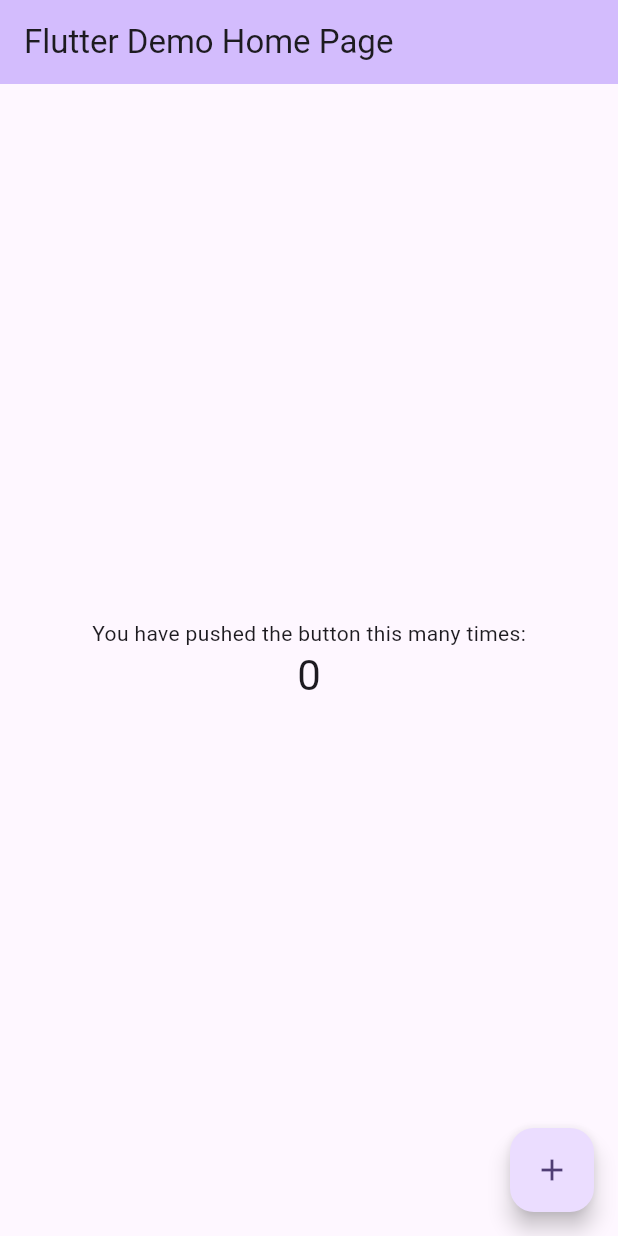
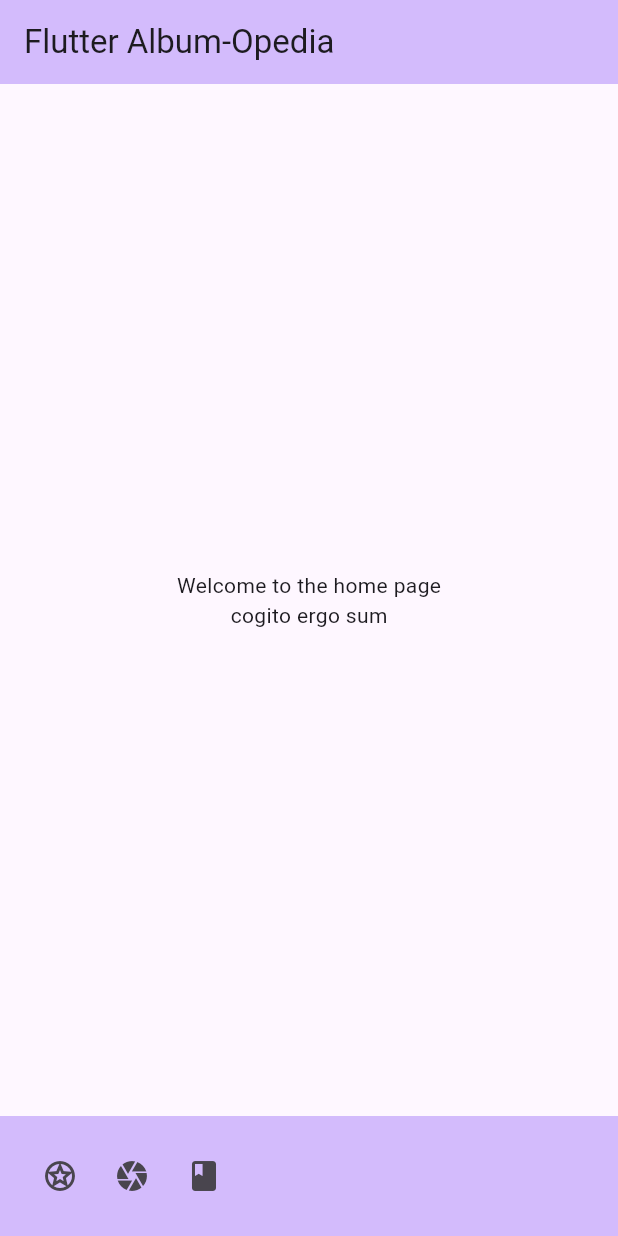
Before and after one commit to maartenwilloque/APFront, a Flutter app: the screen it shows after launch, on a phone screen of 412 x 824 dp. Run offline on Flutter 3.47's test engine with Material 2 defaults, Android fonts, the phone set to English and light mode, and no system bars; our stand-ins replace camera.

Commit message:
skeleton done-ish

```diff
--- /dev/null
+++ b/ap_front/lib/app.dart
@@ -0,0 +1,29 @@
+import 'package:flutter/material.dart';
+import 'package:ap_front/pages/home_page.dart';
+import 'package:ap_front/pages/camera_view.dart';
+import 'package:ap_front/pages/review.dart';
+import '/pages/history.dart';
+
+class MyApp extends StatelessWidget {
+  const MyApp({super.key});
+
+  // This widget is the root of your application.
+  @override
+  Widget build(BuildContext context) {
+    return MaterialApp(
+        title: 'AlbumOpedia',
+        theme: ThemeData(
+          colorScheme: ColorScheme.fromSeed(
+              seedColor: const Color.fromARGB(255, 21, 6, 46)),
+          useMaterial3: true,
+        ),
+        home: const MyHomePage(title: 'Flutter Album-Opedia'),
+        routes: {
+          '/camera': (context) => const CameraPage(),
+          '/review': (context) => ReviewPage(),
+          '/history': (context) => const HistoryPage(
+                title: 'Review History',
+              ),
+        });
+  }
+}
--- a/ap_front/lib/main.dart
+++ b/ap_front/lib/main.dart
@@ -1,125 +1,6 @@
 import 'package:flutter/material.dart';
+import 'package:ap_front/app.dart';
 
 void main() {
   runApp(const MyApp());
 }
-
-class MyApp extends StatelessWidget {
-  const MyApp({super.key});
-
-  // This widget is the root of your application.
-  @override
-  Widget build(BuildContext context) {
-    return MaterialApp(
-      title: 'Flutter Demo',
-      theme: ThemeData(
-        // This is the theme of your application.
-        //
-        // TRY THIS: Try running your application with "flutter run". You'll see
-        // the application has a blue toolbar. Then, without quitting the app,
-        // try changing the seedColor in the colorScheme below to Colors.green
-        // and then invoke "hot reload" (save your changes or press the "hot
-        // reload" button in a Flutter-supported IDE, or press "r" if you used
-        // the command line to start the app).
-        //
-        // Notice that the counter didn't reset back to zero; the application
-        // state is not lost during the reload. To reset the state, use hot
-        // restart instead.
-        //
-        // This works for code too, not just values: Most code changes can be
-        // tested with just a hot reload.
-        colorScheme: ColorScheme.fromSeed(seedColor: Colors.deepPurple),
-        useMaterial3: true,
-      ),
-      home: const MyHomePage(title: 'Flutter Demo Home Page'),
-    );
-  }
-}
-
-class MyHomePage extends StatefulWidget {
-  const MyHomePage({super.key, required this.title});
-
-  // This widget is the home page of your application. It is stateful, meaning
-  // that it has a State object (defined below) that contains fields that affect
-  // how it looks.
-
-  // This class is the configuration for the state. It holds the values (in this
-  // case the title) provided by the parent (in this case the App widget) and
-  // used by the build method of the State. Fields in a Widget subclass are
-  // always marked "final".
-
-  final String title;
-
-  @override
-  State<MyHomePage> createState() => _MyHomePageState();
-}
-
-class _MyHomePageState extends State<MyHomePage> {
-  int _counter = 0;
-
-  void _incrementCounter() {
-    setState(() {
-      // This call to setState tells the Flutter framework that something has
-      // changed in this State, which causes it to rerun the build method below
-      // so that the display can reflect the updated values. If we changed
-      // _counter without calling setState(), then the build method would not be
-      // called again, and so nothing would appear to happen.
-      _counter++;
-    });
-  }
-
-  @override
-  Widget build(BuildContext context) {
-    // This method is rerun every time setState is called, for instance as done
-    // by the _incrementCounter method above.
-    //
-    // The Flutter framework has been optimized to make rerunning build methods
-    // fast, so that you can just rebuild anything that needs updating rather
-    // than having to individually change instances of widgets.
-    return Scaffold(
-      appBar: AppBar(
-        // TRY THIS: Try changing the color here to a specific color (to
-        // Colors.amber, perhaps?) and trigger a hot reload to see the AppBar
-        // change color while the other colors stay the same.
-        backgroundColor: Theme.of(context).colorScheme.inversePrimary,
-        // Here we take the value from the MyHomePage object that was created by
-        // the App.build method, and use it to set our appbar title.
-        title: Text(widget.title),
-      ),
-      body: Center(
-        // Center is a layout widget. It takes a single child and positions it
-        // in the middle of the parent.
-        child: Column(
-          // Column is also a layout widget. It takes a list of children and
-          // arranges them vertically. By default, it sizes itself to fit its
-          // children horizontally, and tries to be as tall as its parent.
-          //
-          // Column has various properties to control how it sizes itself and
-          // how it positions its children. Here we use mainAxisAlignment to
-          // center the children vertically; the main axis here is the vertical
-          // axis because Columns are vertical (the cross axis would be
-          // horizontal).
-          //
-          // TRY THIS: Invoke "debug painting" (choose the "Toggle Debug Paint"
-          // action in the IDE, or press "p" in the console), to see the
-          // wireframe for each widget.
-          mainAxisAlignment: MainAxisAlignment.center,
-          children: <Widget>[
-            const Text(
-              'You have pushed the button this many times:',
-            ),
-            Text(
-              '$_counter',
-              style: Theme.of(context).textTheme.headlineMedium,
-            ),
-          ],
-        ),
-      ),
-      floatingActionButton: FloatingActionButton(
-        onPressed: _incrementCounter,
-        tooltip: 'Increment',
-        child: const Icon(Icons.add),
-      ), // This trailing comma makes auto-formatting nicer for build methods.
-    );
-  }
-}
--- /dev/null
+++ b/ap_front/lib/pages/home_page.dart
@@ -0,0 +1,34 @@
+import 'package:ap_front/pages/nav/bottomnav.dart';
+import 'package:flutter/material.dart';
+
+class MyHomePage extends StatefulWidget {
+  const MyHomePage({super.key, required this.title});
+
+  final String title;
+
+  @override
+  State<MyHomePage> createState() => _MyHomePageState();
+}
+
+class _MyHomePageState extends State<MyHomePage> {
+  @override
+  Widget build(BuildContext context) {
+    return Scaffold(
+        appBar: AppBar(
+          backgroundColor: Theme.of(context).colorScheme.inversePrimary,
+          title: Text(widget.title),
+        ),
+        body: const Center(
+          child: Column(
+            mainAxisAlignment: MainAxisAlignment.center,
+            children: <Widget>[
+              Text(
+                'Welcome to the home page',
+              ),
+              Text('cogito ergo sum'),
+            ],
+          ),
+        ),
+        bottomNavigationBar: const MyBottomNavigation());
+  }
+}
--- /dev/null
+++ b/ap_front/lib/pages/nav/bottomnav.dart
@@ -0,0 +1,28 @@
+import 'package:flutter/material.dart';
+
+class MyBottomNavigation extends StatelessWidget {
+  const MyBottomNavigation({Key? key}) : super(key: key);
+
+  @override
+  Widget build(BuildContext context) {
+    return BottomAppBar(
+        color: Theme.of(context).colorScheme.inversePrimary,
+        child: Row(children: [
+          IconButton(
+            icon: const Icon(Icons.stars_outlined),
+            onPressed: //navigate to reviewPage
+                () => Navigator.of(context).pushNamed('/review'),
+          ),
+          IconButton(
+            onPressed: //navigate to camera Page
+                () => Navigator.of(context).pushNamed('/camera'),
+            icon: const Icon(Icons.camera),
+          ),
+          //open camera button
+          IconButton(
+            onPressed: () => Navigator.of(context).pushNamed('/history'),
+            icon: const Icon(Icons.book_rounded),
+          ),
+        ]));
+  }
+}
--- a/ap_front/pubspec.yaml
+++ b/ap_front/pubspec.yaml
@@ -35,6 +35,7 @@ dependencies:
   # The following adds the Cupertino Icons font to your application.
   # Use with the CupertinoIcons class for iOS style icons.
   cupertino_icons: ^1.0.2
+  camera: ^0.9.4+5
 
 dev_dependencies:
   flutter_test:
```
Also changed, not shown: ap_front/lib/pages/camera_view.dart (added, +75 -0 lines), ap_front/lib/pages/history.dart (added, +22 -0 lines), ap_front/lib/pages/review.dart (added, +27 -0 lines), ap_front/pubspec.lock, 1 other file.
